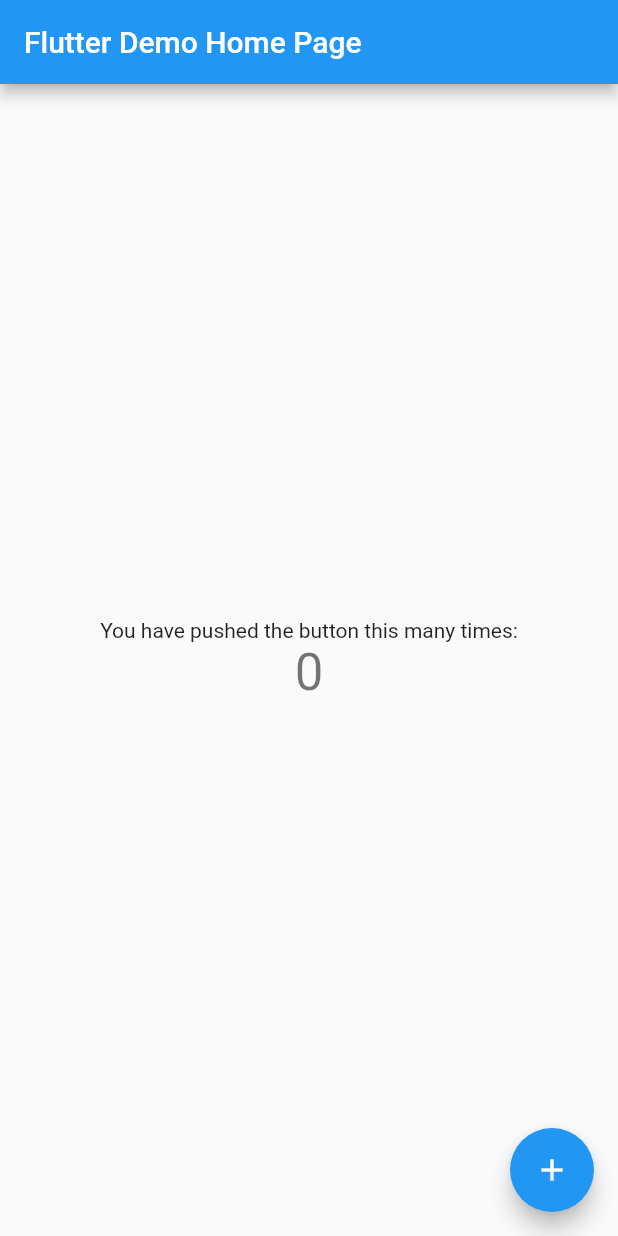
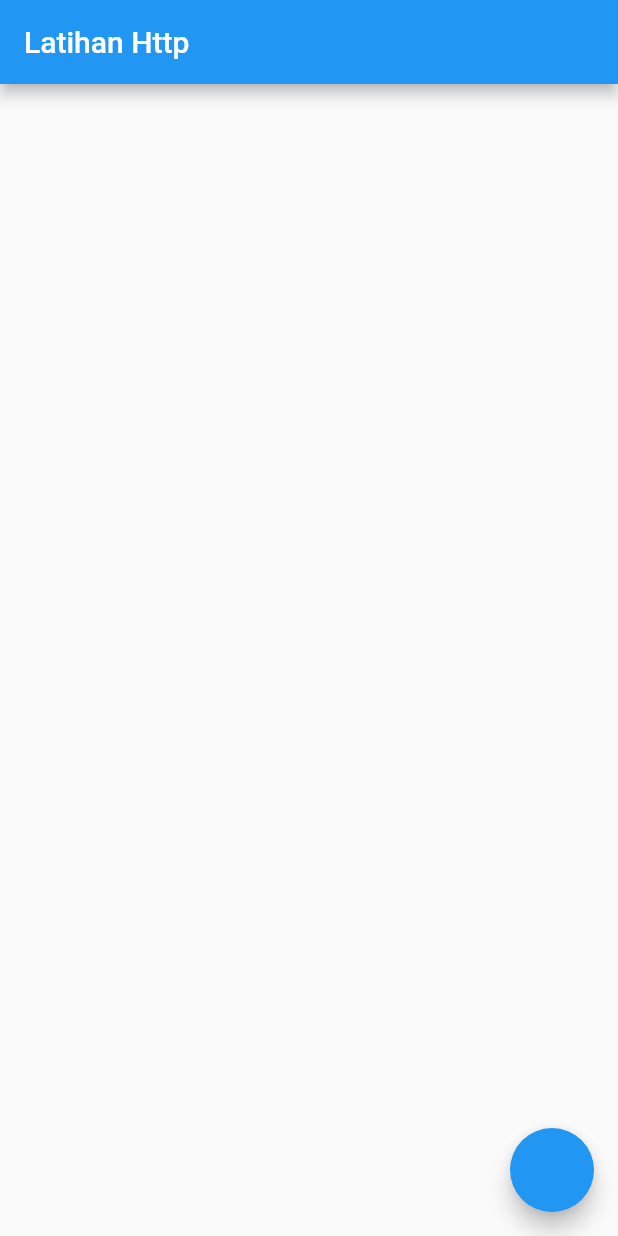
Before and after one commit to syahadae/latihanhttp, a Flutter app: the screen it shows after launch, on a phone screen of 412 x 824 dp. Run offline on Flutter 3.47's test engine with Material 2 defaults, Android fonts, the light colour scheme and no system bars.

Commit message:
first setup

```diff
--- a/lib/main.dart
+++ b/lib/main.dart
@@ -1,4 +1,5 @@
 import 'package:flutter/material.dart';
+import 'package:latihanhttp/screen/home.dart';
 
 void main() {
   runApp(const MyApp());
@@ -7,109 +8,10 @@
 class MyApp extends StatelessWidget {
   const MyApp({Key? key}) : super(key: key);
 
-  // This widget is the root of your application.
   @override
   Widget build(BuildContext context) {
     return MaterialApp(
-      title: 'Flutter Demo',
-      theme: ThemeData(
-        // This is the theme of your application.
-        //
-        // Try running your application with "flutter run". You'll see the
-        // application has a blue toolbar. Then, without quitting the app, try
-        // changing the primarySwatch below to Colors.green and then invoke
-        // "hot reload" (press "r" in the console where you ran "flutter run",
-        // or simply save your changes to "hot reload" in a Flutter IDE).
-        // Notice that the counter didn't reset back to zero; the application
-        // is not restarted.
-        primarySwatch: Colors.blue,
-      ),
-      home: const MyHomePage(title: 'Flutter Demo Home Page'),
+      home: HomeScreen(),
     );
   }
 }
-
-class MyHomePage extends StatefulWidget {
-  const MyHomePage({Key? key, required this.title}) : super(key: key);
-
-  // This widget is the home page of your application. It is stateful, meaning
-  // that it has a State object (defined below) that contains fields that affect
-  // how it looks.
-
-  // This class is the configuration for the state. It holds the values (in this
-  // case the title) provided by the parent (in this case the App widget) and
-  // used by the build method of the State. Fields in a Widget subclass are
-  // always marked "final".
-
-  final String title;
-
-  @override
-  State<MyHomePage> createState() => _MyHomePageState();
-}
-
-class _MyHomePageState extends State<MyHomePage> {
-  int _counter = 0;
-
-  void _incrementCounter() {
-    setState(() {
-      // This call to setState tells the Flutter framework that something has
-      // changed in this State, which causes it to rerun the build method below
-      // so that the display can reflect the updated values. If we changed
-      // _counter without calling setState(), then the build method would not be
-      // called again, and so nothing would appear to happen.
-      _counter++;
-    });
-  }
-
-  @override
-  Widget build(BuildContext context) {
-    // This method is rerun every time setState is called, for instance as done
-    // by the _incrementCounter method above.
-    //
-    // The Flutter framework has been optimized to make rerunning build methods
-    // fast, so that you can just rebuild anything that needs updating rather
-    // than having to individually change instances of widgets.
-    return Scaffold(
-      appBar: AppBar(
-        // Here we take the value from the MyHomePage object that was created by
-        // the App.build method, and use it to set our appbar title.
-        title: Text(widget.title),
-      ),
-      body: Center(
-        // Center is a layout widget. It takes a single child and positions it
-        // in the middle of the parent.
-        child: Column(
-          // Column is also a layout widget. It takes a list of children and
-          // arranges them vertically. By default, it sizes itself to fit its
-          // children horizontally, and tries to be as tall as its parent.
-          //
-          // Invoke "debug painting" (press "p" in the console, choose the
-          // "Toggle Debug Paint" action from the Flutter Inspector in Android
-          // Studio, or the "Toggle Debug Paint" command in Visual Studio Code)
-          // to see the wireframe for each widget.
-          //
-          // Column has various properties to control how it sizes itself and
-          // how it positions its children. Here we use mainAxisAlignment to
-          // center the children vertically; the main axis here is the vertical
-          // axis because Columns are vertical (the cross axis would be
-          // horizontal).
-          mainAxisAlignment: MainAxisAlignment.center,
-          children: <Widget>[
-            const Text(
-              'You have pushed the button this many times:',
-            ),
-            Text(
-              '$_counter',
-              style: Theme.of(context).textTheme.headline4,
-            ),
-          ],
-        ),
-      ),
-      floatingActionButton: FloatingActionButton(
-        onPressed: _incrementCounter,
-        tooltip: 'Increment',
-        child: const Icon(Icons.add),
-      ), // This trailing comma makes auto-formatting nicer for build methods.
-    );
-  }
-}
--- /dev/null
+++ b/lib/screen/home.dart
@@ -0,0 +1,28 @@
+import 'package:flutter/material.dart';
+
+class HomeScreen extends StatefulWidget {
+  const HomeScreen({Key? key}) : super(key: key);
+
+  @override
+  State<HomeScreen> createState() => _HomeScreenState();
+}
+
+class _HomeScreenState extends State<HomeScreen> {
+  @override
+  Widget build(BuildContext context) {
+    return Scaffold(
+      appBar: AppBar(
+        title: Text(
+          "Latihan Http",
+        ),
+      ),
+      floatingActionButton: FloatingActionButton(
+        onPressed: FetchUser,
+      ),
+    );
+  }
+
+  void FetchUser() {
+    print('fetch User called');
+  }
+}
```
